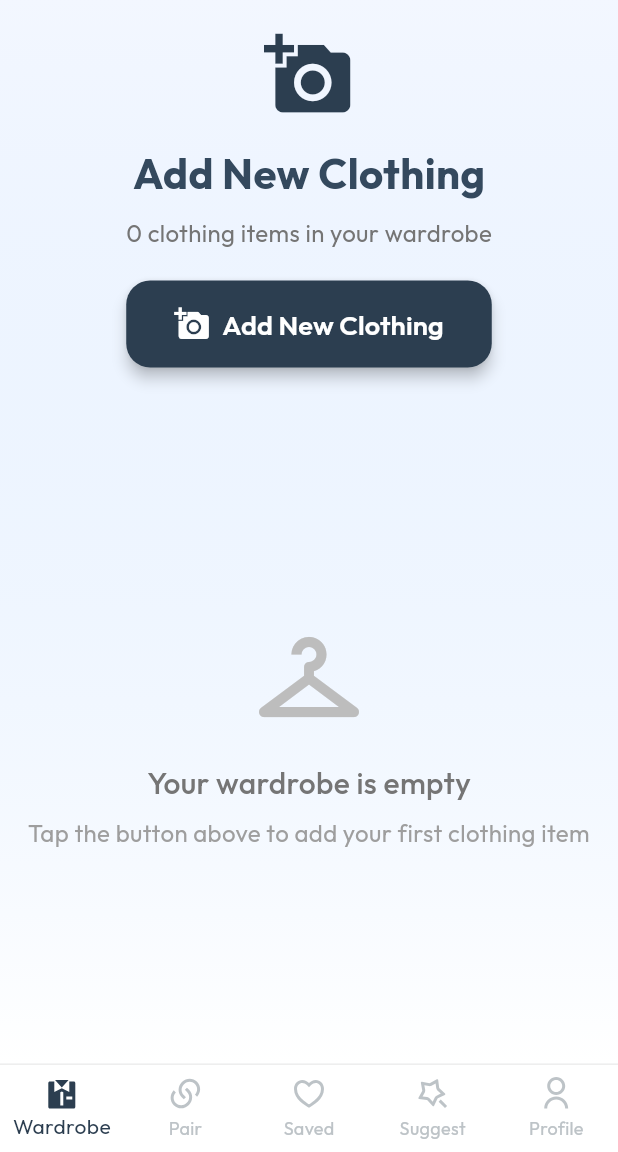
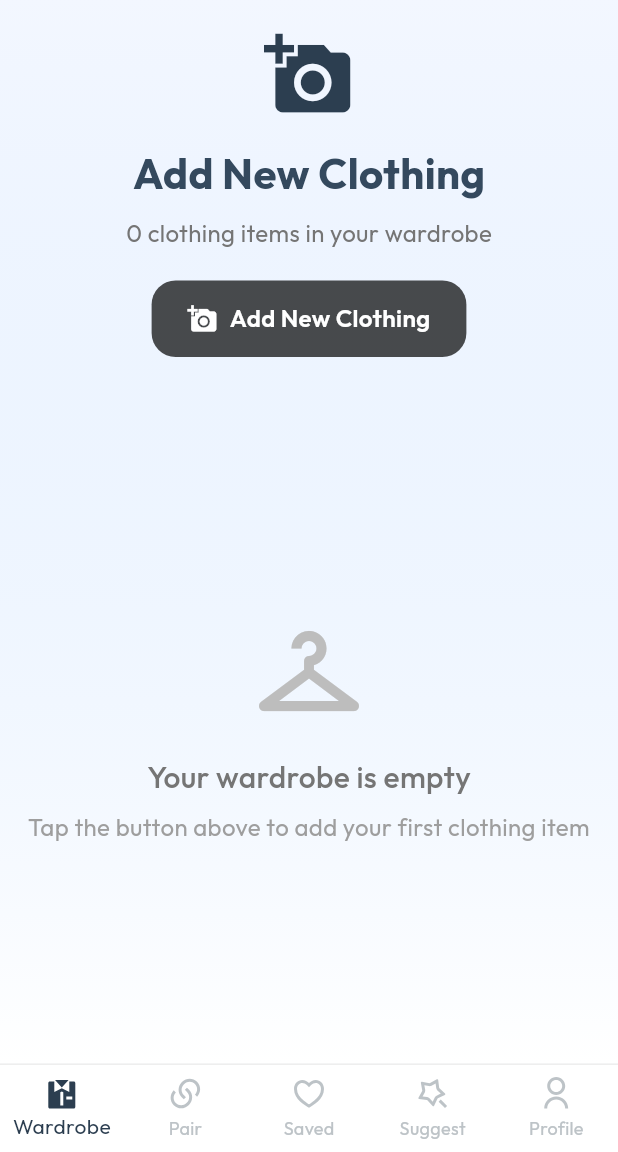
Before and after one commit to harsh-kakadiya1/StyleMe--Your-Personal-AI-Fashion-Stylist, a Flutter app: the screen it shows after launch, on a phone screen of 412 x 824 dp, the part 84-1236 px from its top. Run offline on Flutter 3.47's test engine with Material 3 defaults, Android fonts, the phone set to English and light mode, and no system bars; our stand-ins replace flutter_remix, google_fonts, image_picker, shared_preferences; Roboto replaces fonts that are missing (Prata).

Commit message:
edited button

```diff
--- a/lib/screens/add_clothes_screen.dart
+++ b/lib/screens/add_clothes_screen.dart
@@ -125,6 +125,33 @@ class _AddClothesScreenState extends State<AddClothesScreen> {
     );
   }
 
+  void _showDeleteDialog(String itemId) {
+    showDialog(
+      context: context,
+      builder: (BuildContext context) {
+        return AlertDialog(
+          title: const Text('Delete Item'),
+          content: const Text(
+            'Are you sure you want to delete this clothing item from your wardrobe?',
+          ),
+          actions: [
+            TextButton(
+              onPressed: () => Navigator.of(context).pop(),
+              child: const Text('Cancel'),
+            ),
+            TextButton(
+              onPressed: () {
+                Navigator.of(context).pop();
+                _deleteClothingItem(itemId);
+              },
+              child: const Text('Delete', style: TextStyle(color: Colors.red)),
+            ),
+          ],
+        );
+      },
+    );
+  }
+
   @override
   Widget build(BuildContext context) {
     return Consumer<WardrobeProvider>(
@@ -176,24 +203,33 @@ class _AddClothesScreenState extends State<AddClothesScreen> {
               // Add clothing button
               Container(
                 margin: const EdgeInsets.symmetric(horizontal: 20),
-                child: ElevatedButton.icon(
-                  onPressed: _addNewClothing,
-                  icon: const Icon(Icons.add_a_photo, size: 24),
-                  label: const Text(
-                    'Add New Clothing',
-                    style: TextStyle(fontSize: 18, fontWeight: FontWeight.w600),
-                  ),
-                  style: ElevatedButton.styleFrom(
-                    backgroundColor: Theme.of(context).colorScheme.primary,
-                    foregroundColor: Colors.white,
+                child: GestureDetector(
+                  onTap: _addNewClothing,
+                  child: Container(
                     padding: const EdgeInsets.symmetric(
-                      horizontal: 32,
-                      vertical: 16,
+                      horizontal: 24,
+                      vertical: 14,
                     ),
-                    shape: RoundedRectangleBorder(
+                    decoration: BoxDecoration(
+                      color: Colors.black.withValues(alpha: 0.7),
                       borderRadius: BorderRadius.circular(16),
                     ),
-                    elevation: 4,
+                    child: Row(
+                      mainAxisSize: MainAxisSize.min,
+                      mainAxisAlignment: MainAxisAlignment.center,
+                      children: [
+                        Icon(Icons.add_a_photo, color: Colors.white, size: 20),
+                        const SizedBox(width: 8),
+                        Text(
+                          'Add New Clothing',
+                          style: TextStyle(
+                            color: Colors.white,
+                            fontSize: 16,
+                            fontWeight: FontWeight.w600,
+                          ),
+                        ),
+                      ],
+                    ),
                   ),
                 ),
               ),
@@ -273,7 +309,7 @@ class _AddClothesScreenState extends State<AddClothesScreen> {
               top: 8,
               right: 8,
               child: GestureDetector(
-                onTap: () => _deleteClothingItem(item.id),
+                onTap: () => _showDeleteDialog(item.id),
                 child: Container(
                   padding: const EdgeInsets.all(6),
                   decoration: BoxDecoration(
```
Also changed, not shown: lib/screens/make_pair_screen.dart (+8 -3 lines).
